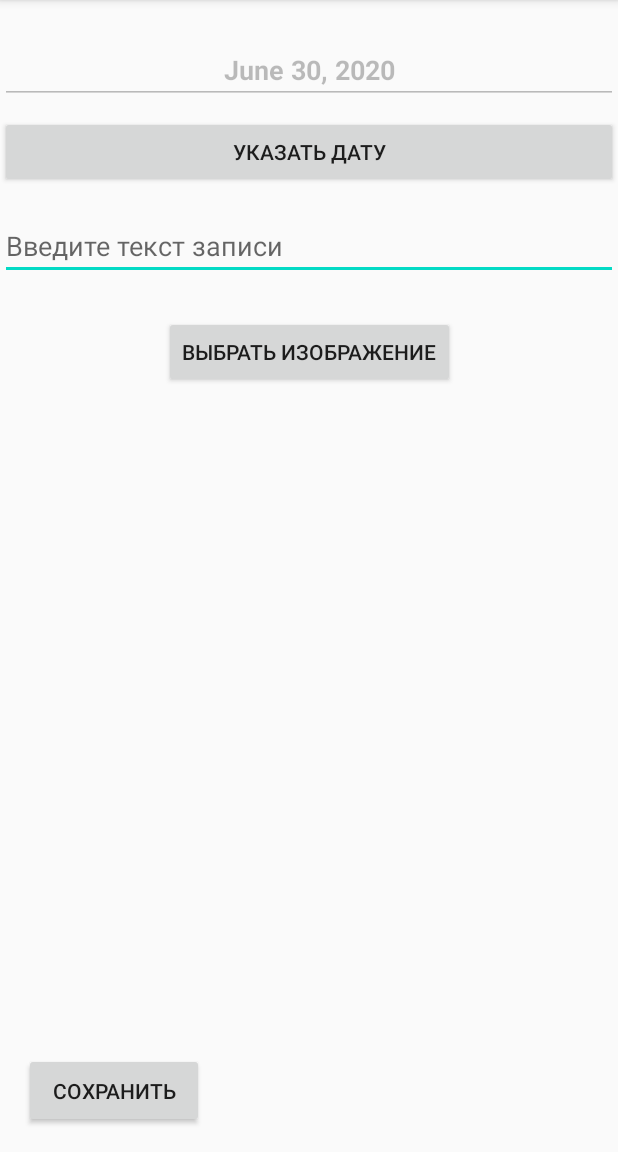
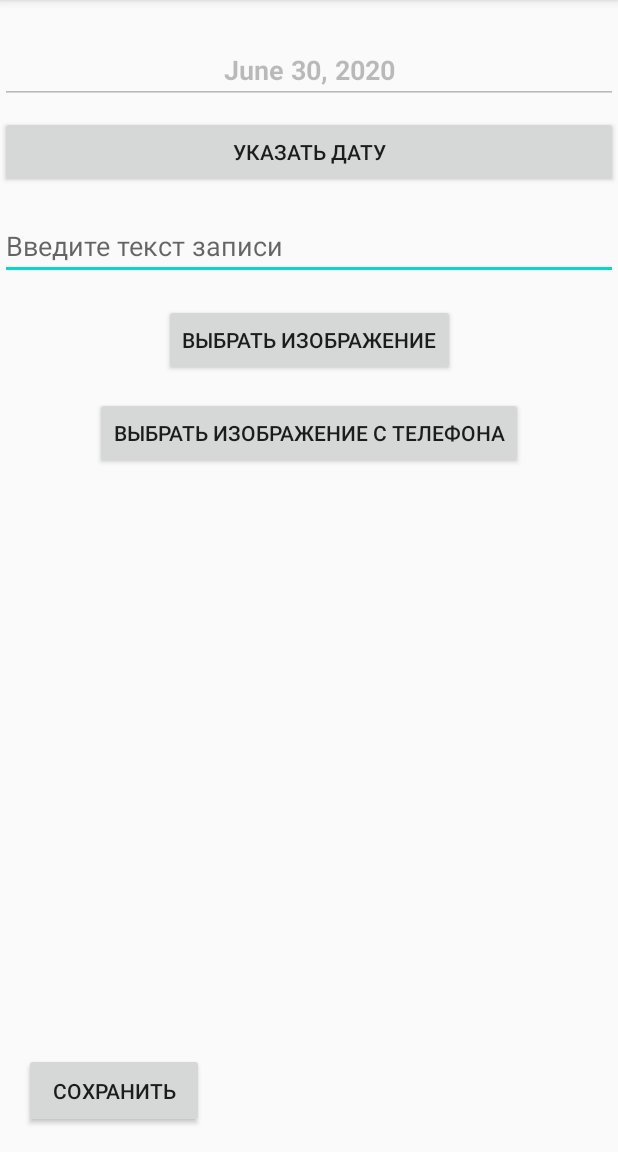
Before and after one commit to ProgressiveArt/MyDairy, an Android app: the fragment EditRecordFragment shown on its own in the app's theme, after a tap on "ВЫБРАТЬ ИЗОБРАЖЕНИЕ", on a phone screen of 412 x 824 dp, the part 84-1236 px from its top. Run offline under Robolectric (Android 15) with nearby library versions, the phone set to English and light mode, and no system bars; libraries missing offline, so code that uses them is left out: pl.aprilapps.easyphotopicker; 2 statements that could not run were skipped.

Commit message:
Получение изображения из интернета по ссылке (getImage), фраг-заготовка
Два варианта получить картинку: из интернета и с устройства(галереи)

```diff
--- a/app/build.gradle
+++ b/app/build.gradle
@@ -45,4 +45,5 @@ dependencies {
     implementation "com.github.jkwiecien:EasyImage:3.0.4"
     implementation "com.android.support:design:${supportLibrary}"
     implementation "org.jetbrains.kotlin:kotlin-stdlib:$kotlin_version"
+    implementation 'org.jsoup:jsoup:1.13.1'
 }
--- a/app/src/main/AndroidManifest.xml
+++ b/app/src/main/AndroidManifest.xml
@@ -1,7 +1,8 @@
 <?xml version="1.0" encoding="utf-8"?>
 <manifest xmlns:android="http://schemas.android.com/apk/res/android"
     package="com.example.mydiary">
-
+    <uses-permission android:name="android.permission.ACCESS_NETWORK_STATE" />
+    <uses-permission android:name="android.permission.INTERNET"/>
     <application
         android:allowBackup="true"
         android:icon="@drawable/logo_img"
--- /dev/null
+++ b/app/src/main/java/com/example/mydiary/MVC/GetImg.java
@@ -0,0 +1,44 @@
+package com.example.mydiary.MVC;
+
+import android.annotation.SuppressLint;
+import android.content.Context;
+import android.graphics.Bitmap;
+import android.graphics.BitmapFactory;
+import android.os.AsyncTask;
+import android.util.Log;
+import android.widget.Toast;
+
+import com.example.mydiary.R;
+
+import java.io.IOException;
+import java.io.InputStream;
+import java.net.HttpURLConnection;
+import java.net.URL;
+
+public class GetImg extends AsyncTask<String,Void, Bitmap> {
+
+    @SuppressLint("StaticFieldLeak")
+    Context mcontext;
+
+    public GetImg(Context context){
+        mcontext = context;
+    }
+
+    @Override
+    protected Bitmap doInBackground(String... path) {
+        String src = path[0];
+
+        try {
+            URL url = new URL(src);
+            HttpURLConnection connection = (HttpURLConnection) url.openConnection();
+            connection.setDoInput(true);
+            connection.connect();
+            InputStream input = connection.getInputStream();
+            Bitmap myBitmap = BitmapFactory.decodeStream(input);
+            return myBitmap;
+        } catch (Exception e) {
+            Bitmap defaultIcon = BitmapFactory.decodeResource(mcontext.getResources(), R.drawable.ic_default);
+            return defaultIcon;
+        }
+    }
+}
--- a/app/src/main/java/com/example/mydiary/MVC/controllers/fragmnets/home/HomeFragment.java
+++ b/app/src/main/java/com/example/mydiary/MVC/controllers/fragmnets/home/HomeFragment.java
@@ -61,7 +61,6 @@ public class HomeFragment extends Fragment {
         return root;
     }
 
-
     public static void createChannelIfNeeded(NotificationManager manager) {
         if (Build.VERSION.SDK_INT >= Build.VERSION_CODES.O) {
             NotificationChannel notificationChannel = new NotificationChannel(CHANNEL_ID, CHANNEL_ID, NotificationManager.IMPORTANCE_DEFAULT);
--- a/app/src/main/java/com/example/mydiary/MVC/controllers/fragmnets/records/EditRecordFragment.java
+++ b/app/src/main/java/com/example/mydiary/MVC/controllers/fragmnets/records/EditRecordFragment.java
@@ -1,11 +1,14 @@
 package com.example.mydiary.MVC.controllers.fragmnets.records;
 
 import android.app.DatePickerDialog;
+import android.content.Context;
 import android.content.DialogInterface;
 import android.content.Intent;
 import android.graphics.Bitmap;
 import android.graphics.BitmapFactory;
 import android.graphics.drawable.BitmapDrawable;
+import android.net.ConnectivityManager;
+import android.net.NetworkInfo;
 import android.os.Bundle;
 import android.text.format.DateUtils;
 import android.util.Base64;
@@ -16,6 +19,7 @@ import android.widget.Button;
 import android.widget.DatePicker;
 import android.widget.EditText;
 import android.widget.ImageView;
+import android.widget.Toast;
 
 import androidx.annotation.NonNull;
 import androidx.appcompat.app.AlertDialog;
@@ -23,6 +27,7 @@ import androidx.fragment.app.Fragment;
 import androidx.navigation.NavController;
 import androidx.navigation.Navigation;
 
+import com.example.mydiary.MVC.GetImg;
 import com.example.mydiary.MVC.controllers.listeners.OnClickRateLimitedDecoratedListener;
 import com.example.mydiary.data.DatabaseAdapter;
 import com.example.mydiary.R;
@@ -44,7 +49,8 @@ public class EditRecordFragment extends Fragment {
     private EditText dateBox;
     private EditText recordBox;
 
-    Button getImage;
+    Button getImageFromDevice;
+    Button getImageFromServer;
     EasyImage easyImage;
     ImageView imageView;
 
@@ -57,7 +63,8 @@ public class EditRecordFragment extends Fragment {
         final View root = inflater.inflate(R.layout.fragment_edit_record, container, false);
         navController = Navigation.findNavController(getActivity(), R.id.nav_host_fragment);
 
-        getImage = root.findViewById(R.id.getImage);
+        getImageFromDevice = root.findViewById(R.id.getImageFromDevice);
+        getImageFromServer = root.findViewById(R.id.getImageFromServer);
         imageView = root.findViewById(R.id.imageView2);
 
         recordBox = root.findViewById(R.id.record);
@@ -71,7 +78,7 @@ public class EditRecordFragment extends Fragment {
             public void onClick(View view) {
                 setDate(root);
             }
-        },buttonDelay));
+        }, buttonDelay));
 
 
         Button delButton = root.findViewById(R.id.deleteButton);
@@ -80,7 +87,7 @@ public class EditRecordFragment extends Fragment {
             public void onClick(View view) {
                 delete(root);
             }
-        },buttonDelay));
+        }, buttonDelay));
 
         Button saveButton = root.findViewById(R.id.saveButton);
         saveButton.setOnClickListener(new OnClickRateLimitedDecoratedListener(new View.OnClickListener() {
@@ -88,7 +95,7 @@ public class EditRecordFragment extends Fragment {
             public void onClick(View view) {
                 save(root);
             }
-        },buttonDelay));
+        }, buttonDelay));
 
         if (getArguments() != null && getArguments().containsKey("id")) {
             recordId = getArguments().getLong("id") + 1;
@@ -113,8 +120,27 @@ public class EditRecordFragment extends Fragment {
                 .allowMultiple(false)
                 .build();
 
+        getImageFromServer.setOnClickListener(new View.OnClickListener() {
+            @Override
+            public void onClick(View view) {
+                if (hasConnection(getActivity()) == true) {
+//                    navController.navigate(R.id.fragment_get_images); //Переход на будущее
+                    Bitmap bmp = null;
+                    GetImg getImg = new GetImg(getActivity());
+                    getImg.execute("https://cdn.icon-icons.com/icons2/2416/PNG/128/letter_love_mail_message_post_wings_valentine_icon_146720.png");
+                    try {
+                        bmp = getImg.get();
+                    } catch (Exception e) {
+                    }
+                    imageView.setImageBitmap(bmp);
+                } else {
+                    Toast.makeText(getActivity(),"Нет доступа в интернет, но можно загрузить картинку с телефона" ,Toast.LENGTH_SHORT).show();
+                }
+            }
+        });
+
         final Fragment thisFragment = this;
-        getImage.setOnClickListener(new View.OnClickListener() {
+        getImageFromDevice.setOnClickListener(new View.OnClickListener() {
             @Override
             public void onClick(View view) {
                 easyImage.openGallery(thisFragment);
@@ -247,4 +273,18 @@ public class EditRecordFragment extends Fragment {
                 date.getTimeInMillis(),
                 DateUtils.FORMAT_SHOW_DATE | DateUtils.FORMAT_SHOW_YEAR));
     }
+
+    public static boolean hasConnection(final Context context) {
+        ConnectivityManager cm = (ConnectivityManager) context.getSystemService(Context.CONNECTIVITY_SERVICE);
+        NetworkInfo wifiInfo = cm.getNetworkInfo(ConnectivityManager.TYPE_WIFI);
+        if (wifiInfo != null && wifiInfo.isConnected()) {
+            return true;
+        }
+        wifiInfo = cm.getNetworkInfo(ConnectivityManager.TYPE_MOBILE);
+        if (wifiInfo != null && wifiInfo.isConnected()) {
+            return true;
+        }
+        wifiInfo = cm.getActiveNetworkInfo();
+        return wifiInfo != null && wifiInfo.isConnected();
+    }
 }
--- /dev/null
+++ b/app/src/main/java/com/example/mydiary/getImagesFragment.java
@@ -0,0 +1,20 @@
+package com.example.mydiary;
+
+import android.os.Bundle;
+import android.view.LayoutInflater;
+import android.view.View;
+import android.view.ViewGroup;
+
+import androidx.fragment.app.Fragment;
+
+public class getImagesFragment extends Fragment {
+
+    @Override
+    public View onCreateView(LayoutInflater inflater, ViewGroup container,
+                             Bundle savedInstanceState) {
+        // Inflate the layout for this fragment
+        View root =  inflater.inflate(R.layout.fragment_get_images, container, false);
+
+        return root;
+    }
+}
--- /dev/null
+++ b/app/src/main/res/drawable/ic_default.xml
@@ -0,0 +1,19 @@
+<?xml version="1.0" encoding="utf-8"?>
+<vector xmlns:android="http://schemas.android.com/apk/res/android"
+    android:width="24dp"
+    android:height="24dp"
+    android:viewportWidth="24"
+    android:viewportHeight="24">
+
+    <path
+        android:pathData="M0 0h24v24H0V0z" />
+    <path
+        android:fillColor="#000000"
+        android:pathData="M 15.5 8 C 16.3284271247 8 17 8.67157287525 17 9.5 C 17 10.3284271247 16.3284271247 11 15.5 11 C 14.6715728753 11 14 10.3284271247 14 9.5 C 14 8.67157287525 14.6715728753 8 15.5 8 Z" />
+    <path
+        android:fillColor="#000000"
+        android:pathData="M 8.5 8 C 9.32842712475 8 10 8.67157287525 10 9.5 C 10 10.3284271247 9.32842712475 11 8.5 11 C 7.67157287525 11 7 10.3284271247 7 9.5 C 7 8.67157287525 7.67157287525 8 8.5 8 Z" />
+    <path
+        android:fillColor="#000000"
+        android:pathData="M11.99 2C6.47 2 2 6.48 2 12s4.47 10 9.99 10C17.52 22 22 17.52 22 12S17.52 2 11.99 2zM12 20c-4.42 0-8-3.58-8-8s3.58-8 8-8 8 3.58 8 8-3.58 8-8 8zm0-6c-2.33 0-4.32 1.45-5.12 3.5h1.67c0.69-1.19 1.97-2 3.45-2s2.75 0.81 3.45 2h1.67c-0.8-2.05-2.79-3.5-5.12-3.5z" />
+</vector>
--- a/app/src/main/res/layout/fragment_edit_record.xml
+++ b/app/src/main/res/layout/fragment_edit_record.xml
@@ -54,18 +54,34 @@
                 android:id="@+id/imageView2"
                 android:layout_width="wrap_content"
                 android:layout_height="wrap_content"
-                android:layout_marginTop="16dp"
+                android:layout_marginTop="4dp"
                 app:layout_constraintEnd_toEndOf="parent"
+                app:layout_constraintHorizontal_bias="0.498"
                 app:layout_constraintStart_toStartOf="parent"
                 app:layout_constraintTop_toBottomOf="@+id/record"
                 tools:srcCompat="@tools:sample/avatars" />
 
             <Button
-                android:id="@+id/getImage"
+                android:id="@+id/getImageFromDevice"
                 android:layout_width="wrap_content"
                 android:layout_height="wrap_content"
+                android:layout_marginStart="60dp"
                 android:layout_marginTop="8dp"
-                android:text="@string/get_img_text"
+                android:layout_marginEnd="60dp"
+                android:text="@string/get_img_from_device_text"
+                app:layout_constraintBottom_toBottomOf="parent"
+                app:layout_constraintEnd_toEndOf="parent"
+                app:layout_constraintStart_toStartOf="parent"
+                app:layout_constraintTop_toBottomOf="@+id/getImageFromServer" />
+
+            <Button
+                android:id="@+id/getImageFromServer"
+                android:layout_width="wrap_content"
+                android:layout_height="wrap_content"
+                android:layout_marginTop="12dp"
+                android:layout_marginBottom="6dp"
+                android:text="@string/get_img_from_server_text"
+                app:layout_constraintBottom_toTopOf="@+id/getImageFromDevice"
                 app:layout_constraintEnd_toEndOf="parent"
                 app:layout_constraintStart_toStartOf="parent"
                 app:layout_constraintTop_toBottomOf="@+id/imageView2" />
--- /dev/null
+++ b/app/src/main/res/layout/fragment_get_images.xml
@@ -0,0 +1,9 @@
+<?xml version="1.0" encoding="utf-8"?>
+<androidx.constraintlayout.widget.ConstraintLayout xmlns:android="http://schemas.android.com/apk/res/android"
+    xmlns:app="http://schemas.android.com/apk/res-auto"
+    xmlns:tools="http://schemas.android.com/tools"
+    android:layout_width="match_parent"
+    android:layout_height="match_parent"
+    tools:context=".getImagesFragment">
+
+</androidx.constraintlayout.widget.ConstraintLayout>
--- a/app/src/main/res/navigation/mobile_navigation.xml
+++ b/app/src/main/res/navigation/mobile_navigation.xml
@@ -48,5 +48,14 @@
         android:id="@+id/fragment_edit_record"
         android:name="com.example.mydiary.MVC.controllers.fragmnets.records.EditRecordFragment"
         android:label="@string/edit_page"
-        tools:layout="@layout/fragment_edit_record" />
+        tools:layout="@layout/fragment_edit_record" >
+        <action
+            android:id="@+id/action_fragment_edit_record_to_fragment_get_images"
+            app:destination="@id/fragment_get_images" />
+    </fragment>
+    <fragment
+        android:id="@+id/fragment_get_images"
+        android:name="com.example.mydiary.getImagesFragment"
+        android:label="fragment_get_images"
+        tools:layout="@layout/fragment_get_images" />
 </navigation>
--- a/app/src/main/res/values/strings.xml
+++ b/app/src/main/res/values/strings.xml
@@ -19,7 +19,8 @@
     <string name="save_text">Сохранить</string>
     <string name="add_text">Добавить</string>
     <string name="del_text">Удалить</string>
-    <string name="get_img_text">Выбрать изображение</string>
+    <string name="get_img_from_device_text">Выбрать изображение с телефона</string>
+    <string name="get_img_from_server_text">Выбрать изображение</string>
     <string name="about_title">About</string>
     <string name="exit_title">Выход</string>
     <string name="send_notifi_text">Отправить уведомление</string>
```
